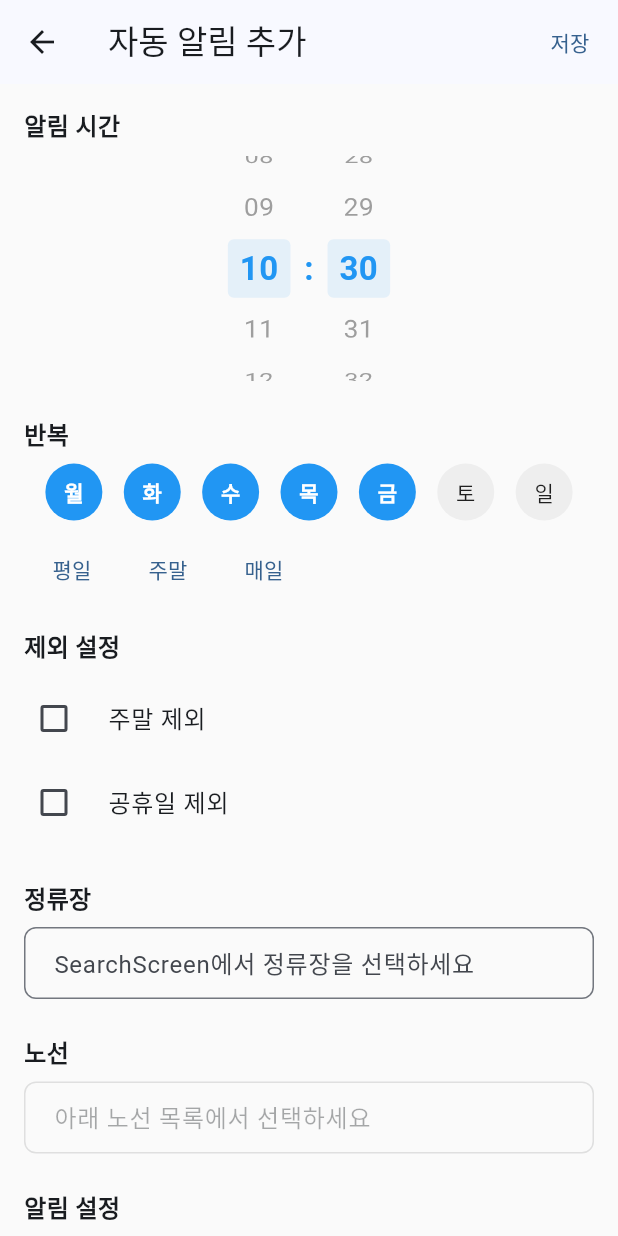
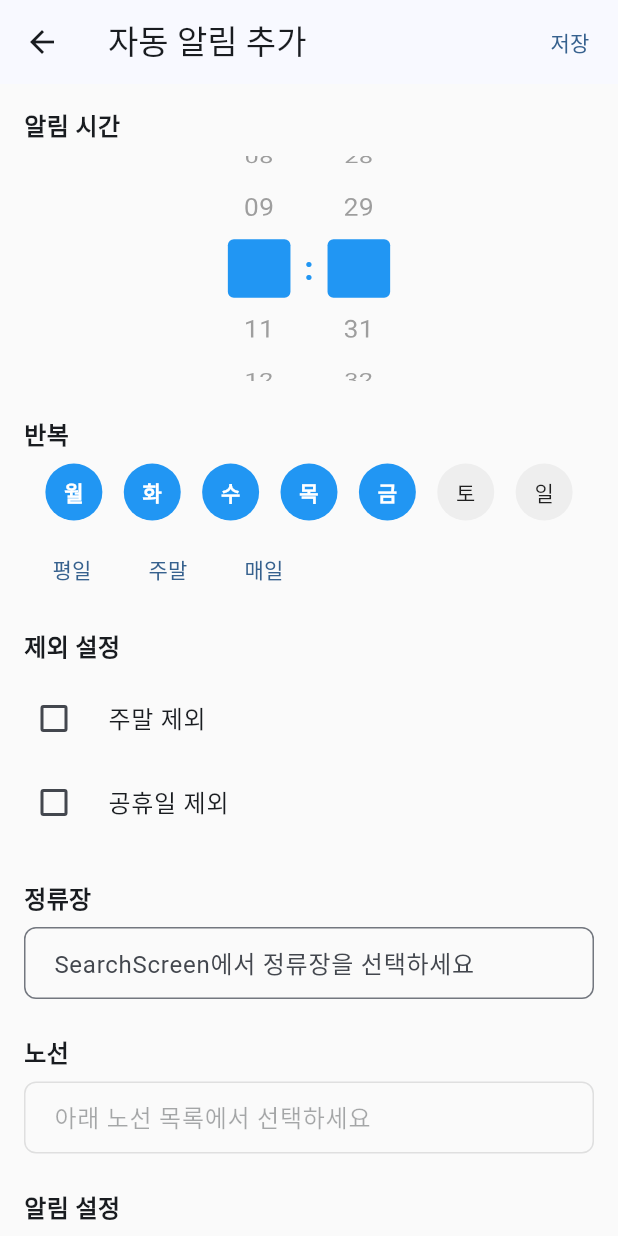
Before and after one commit to maskelog/Daegu_bus_flutter_app, a Flutter app: the AutoAlarmEditScreen screen opened directly, on a phone screen of 412 x 824 dp. Run offline on Flutter 3.47's test engine with Material 3 defaults, Android fonts, the phone set to English and light mode, and no system bars; our stand-ins replace device_info_plus, flutter_dotenv, flutter_local_notifications, flutter_tts, geolocator, permission_handler and 3 more; missing offline and left inert: android_alarm_manager_plus, workmanager; accounts and stored records are empty.

Commit message:
fix: 시간 선택기 스피너의 선택된 배경 색상 조정 - 투명도 수정

```diff
--- a/lib/widgets/time_picker_spinner.dart
+++ b/lib/widgets/time_picker_spinner.dart
@@ -185,8 +185,9 @@ class _TimePickerSpinnerState extends State<TimePickerSpinner> {
           padding: const EdgeInsets.symmetric(vertical: 4, horizontal: 8),
           decoration: BoxDecoration(
             borderRadius: BorderRadius.circular(4),
-            color:
-                isSelected ? Colors.blue.withOpacity(0.1) : Colors.transparent,
+            color: isSelected
+                ? Colors.blue.withValues(alpha: 5)
+                : Colors.transparent,
           ),
           child: Text(
             text,
```
